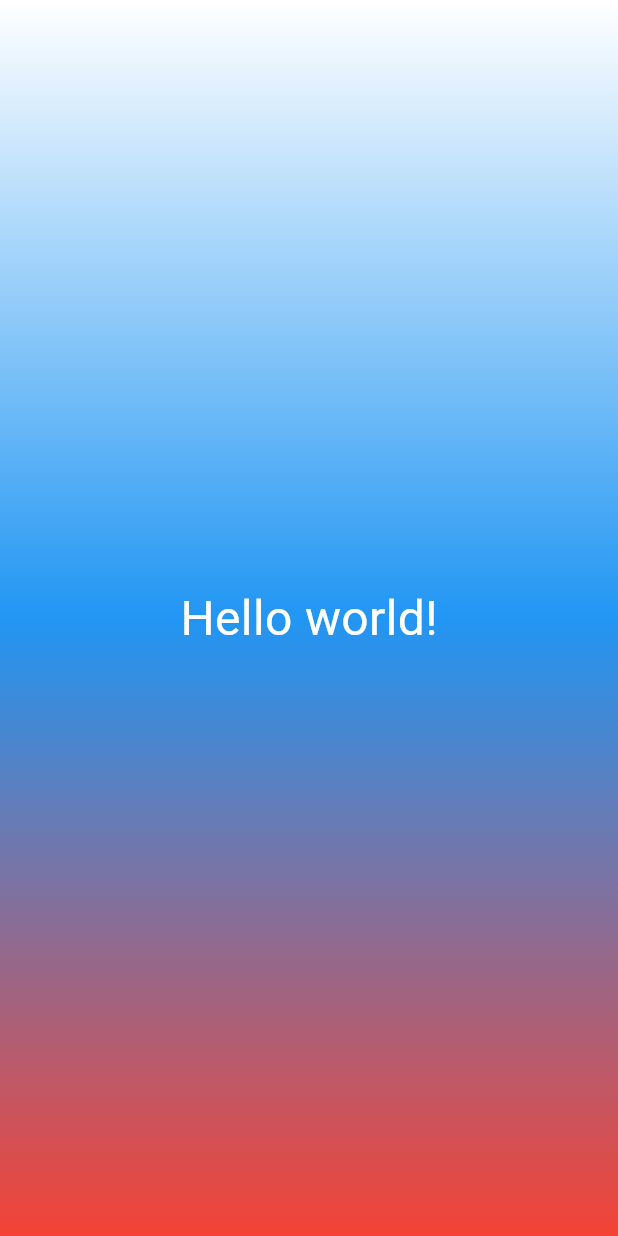
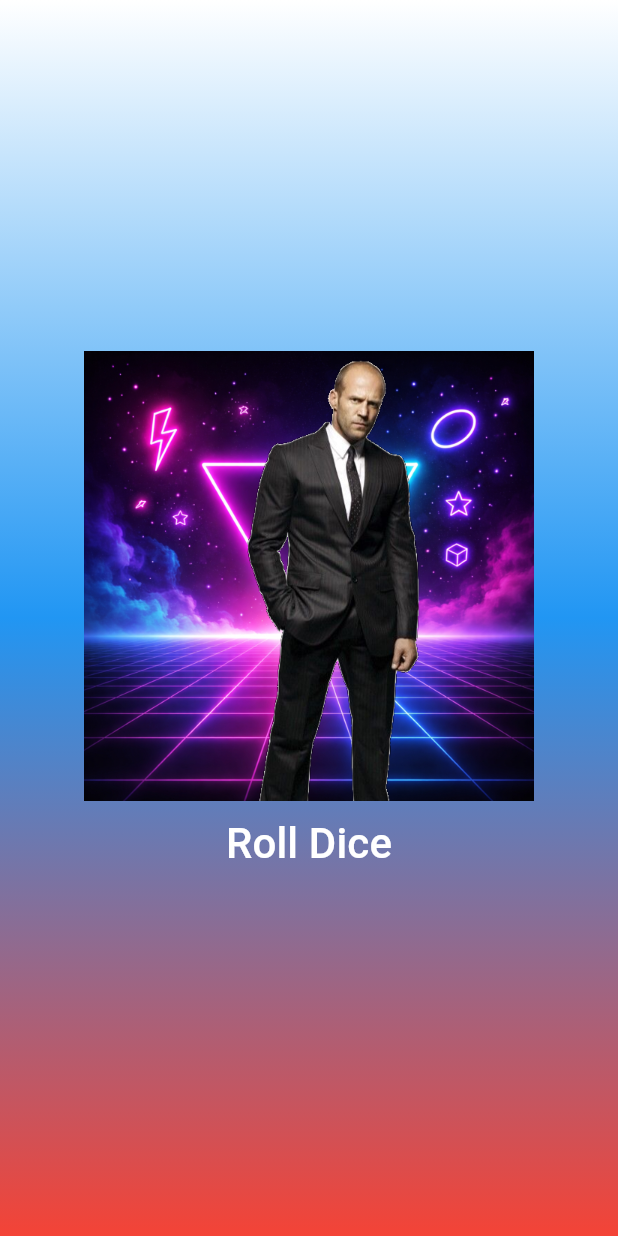
Before and after one commit to sdcfghj54546/Flutter_Widgets, a Flutter app: the screen it shows after launch, on a phone screen of 412 x 824 dp. Run offline on Flutter 3.47's test engine with Material 3 defaults, Android fonts, the phone set to English and light mode, and no system bars.

Commit message:
Add dice images and display first dice

```diff
--- a/lib/gradient_container.dart
+++ b/lib/gradient_container.dart
@@ -1,6 +1,4 @@
 import 'package:flutter/material.dart';
-
-import 'styled_text.dart';
 
 const startAlignment = Alignment.topCenter;
 const endAlignment = Alignment.bottomCenter;
@@ -17,6 +15,8 @@ class GradientContainer extends StatelessWidget {
   final Color color2;
   final Color color3;
 
+  void rollDice() {}
+
   @override
   Widget build(BuildContext context) {
     return Container(
@@ -27,8 +27,26 @@ class GradientContainer extends StatelessWidget {
           end: endAlignment,
         ),
       ),
-      child: const Center(
-        child: StyledText('Hello world!'),
+      child: Center(
+        child: Column(
+          mainAxisSize: MainAxisSize.min,
+          children: [
+            Image.asset(
+              'assets/images/dice-1.png',
+              width: 300,
+            ),
+            TextButton(
+              onPressed: rollDice,
+              child: const Text(
+                "Roll Dice",
+                style: TextStyle(
+                  fontSize: 28,
+                  color: Colors.white,
+                ),
+              ),
+            ),
+          ],
+        ),
       ),
     );
   }
```
Also changed, not shown: pubspec.yaml (+3 -6 lines), assets/images/dice-1.png (added), assets/images/dice-2.png (added), assets/images/dice-3.png (added), assets/images/dice-4.png (added), assets/images/dice-5.png (added), assets/images/dice-6.png (added).
